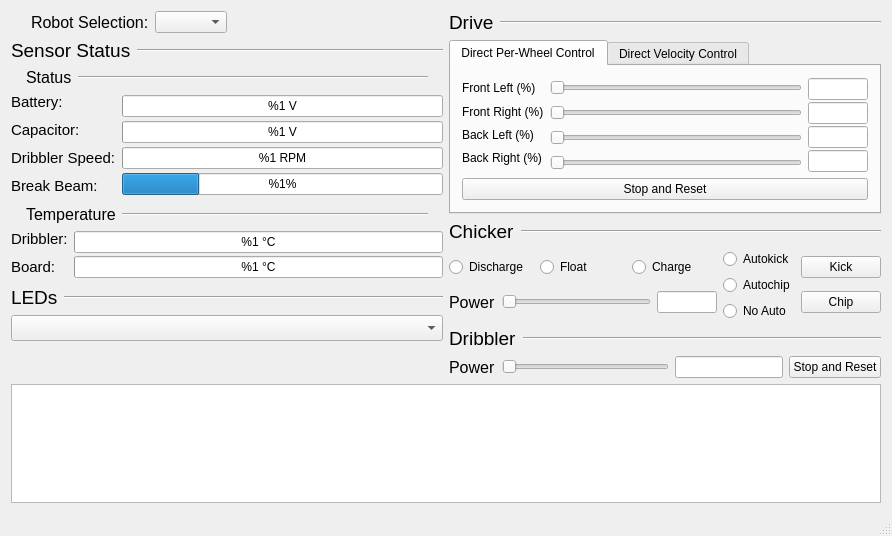
Above: src/software/gui/robot_diagnostics/ui/main_widget.ui from UBC-Thunderbots/Software before the change. Below: the same form after it.
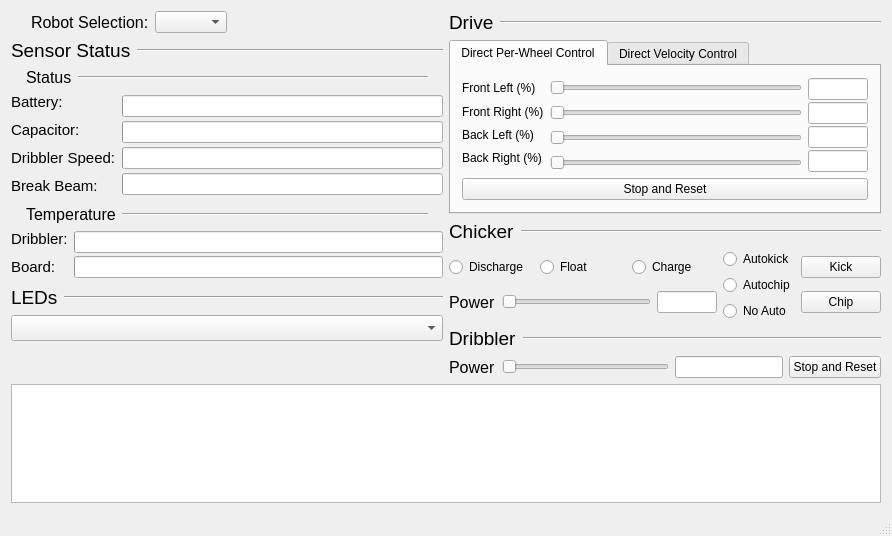
That is the form after the change. Custom widgets are drawn as their Qt base class.

Commit message: custom progress bar

```diff
--- a/src/software/gui/robot_diagnostics/ui/main_widget.ui
+++ b/src/software/gui/robot_diagnostics/ui/main_widget.ui
@@ -213,52 +213,19 @@
                  <number>2</number>
                 </property>
                 <item>
-                 <widget class="QProgressBar" name="progressBar_battery">
-                  <property name="maximum">
-                   <number>20</number>
-                  </property>
-                  <property name="value">
-                   <number>0</number>
-                  </property>
-                  <property name="format">
-                   <string>%1 V</string>
-                  </property>
+                 <widget class="DecimalProgressBar" name="progressBar_battery">
                  </widget>
                 </item>
                 <item>
-                 <widget class="QProgressBar" name="progressBar_capacitor">
-                  <property name="maximum">
-                   <number>200</number>
-                  </property>
-                  <property name="value">
-                   <number>0</number>
-                  </property>
-                  <property name="format">
-                   <string>%1 V</string>
-                  </property>
+                 <widget class="DecimalProgressBar" name="progressBar_capacitor">
                  </widget>
                 </item>
                 <item>
-                 <widget class="QProgressBar" name="progressBar_dribbler_speed">
-                  <property name="maximum">
-                   <number>6000</number>
-                  </property>
-                  <property name="value">
-                   <number>0</number>
-                  </property>
-                  <property name="format">
-                   <string>%1 RPM</string>
-                  </property>
+                 <widget class="DecimalProgressBar" name="progressBar_dribbler_speed">
                  </widget>
                 </item>
                 <item>
-                 <widget class="QProgressBar" name="progressBar_break_beam">
-                  <property name="value">
-                   <number>24</number>
-                  </property>
-                  <property name="format">
-                   <string>%1%</string>
-                  </property>
+                 <widget class="DecimalProgressBar" name="progressBar_break_beam">
                  </widget>
                 </item>
                </layout>
@@ -352,26 +319,11 @@
                  <number>2</number>
                 </property>
                 <item>
-                 <widget class="QProgressBar" name="progressBar_dribbler_temp">
-                  <property name="maximum">
-                   <number>100</number>
-                  </property>
-                  <property name="value">
-                   <number>0</number>
-                  </property>
-                  <property name="format">
-                   <string>%1 °C</string>
-                  </property>
+                 <widget class="DecimalProgressBar" name="progressBar_dribbler_temp">
                  </widget>
                 </item>
                 <item>
-                 <widget class="QProgressBar" name="progressBar_board_temp">
-                  <property name="value">
-                   <number>0</number>
-                  </property>
-                  <property name="format">
-                   <string>%1 °C</string>
-                  </property>
+                 <widget class="DecimalProgressBar" name="progressBar_board_temp">
                  </widget>
                 </item>
                </layout>
@@ -1107,6 +1059,11 @@
    <extends>QTableWidget</extends>
    <header>software/gui/generic_widgets/robot_status/robot_status_table.h</header>
   </customwidget>
+  <customwidget>
+   <class>DecimalProgressBar</class>
+   <extends>QProgressBar</extends>
+   <header>software/gui/robot_diagnostics/widgets/decimal_progress_bar.h</header>
+  </customwidget>
  </customwidgets>
  <resources/>
  <connections/>
```
The commit also changes 8 other files.
